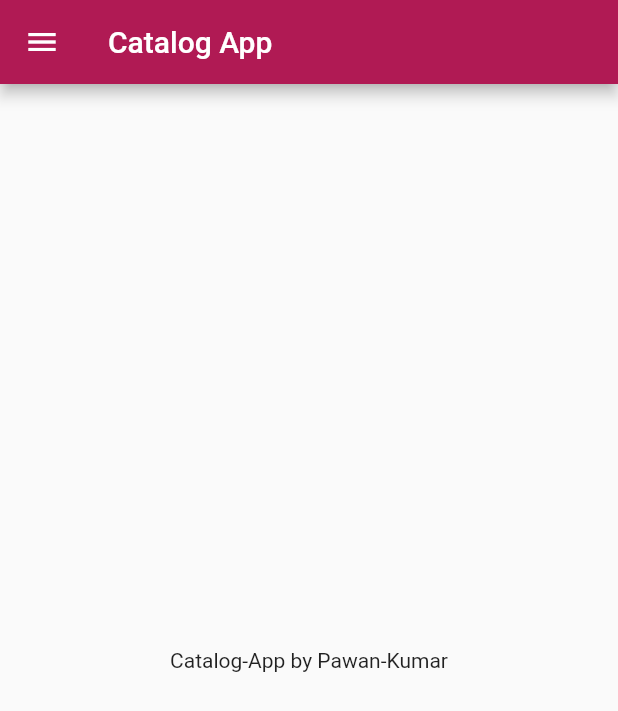
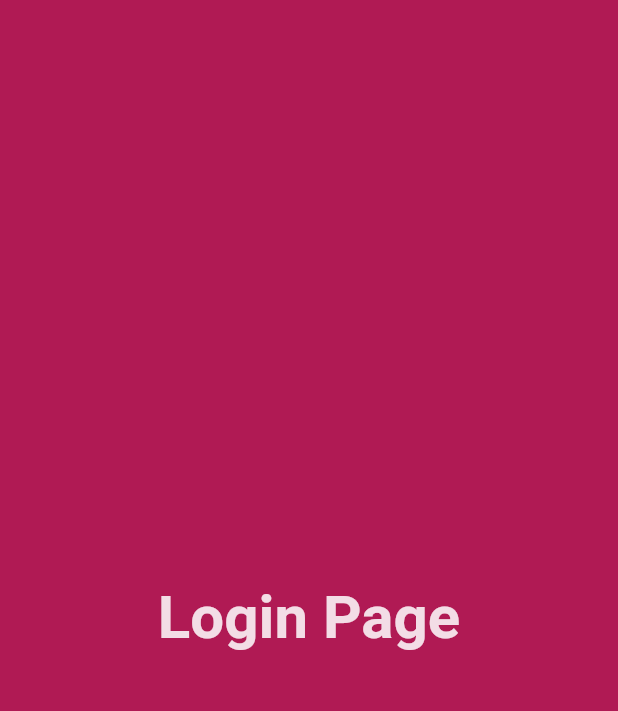
Before and after one commit to muhammadnumanlatif/catalog-app, a Flutter app: the screen it shows after launch, on a phone screen of 412 x 824 dp. Shown: the top 711 px of the screen. Run offline on Flutter 3.47's test engine with Material 2 defaults, Android fonts, the phone set to English and light mode, and no system bars.

Commit message:
Finished13May2021

```diff
--- a/lib/pages/app/app.dart
+++ b/lib/pages/app/app.dart
@@ -8,12 +8,20 @@ class MyApp extends StatelessWidget {
     return MaterialApp(
       debugShowCheckedModeBanner: false,
       title: 'Catalog-App by Pawan-Kumar',
+      themeMode: ThemeMode.light,
       theme: ThemeData(
         primaryColor: CAColor.dark,
         accentColor: CAColor.secondary,
       ),
-      //*Scaffold
-      home: Home(),
+      darkTheme: ThemeData(
+        brightness: Brightness.dark,
+      ),
+      //*routes
+      routes: {
+        "/": (context) => LoginPage(),
+        "/home": (context) => HomePage(),
+        "/login": (context) => LoginPage(),
+      },
     );
   }
 }
--- /dev/null
+++ b/lib/pages/auth/login.dart
@@ -0,0 +1,23 @@
+//*utils
+import '../../utils/utils.dart';
+
+class LoginPage extends StatelessWidget {
+  const LoginPage({Key key}) : super(key: key);
+
+  @override
+  Widget build(BuildContext context) {
+    return Material(
+      color: CAColor.dark,
+      child: Center(
+        child: Text(
+          'Login Page',
+          style: TextStyle(
+            color: CAColor.white,
+            fontSize: 40,
+            fontWeight: FontWeight.bold,
+          ),
+        ),
+      ),
+    );
+  }
+}
--- a/lib/pages/home/home.dart
+++ b/lib/pages/home/home.dart
@@ -1,8 +1,8 @@
 //*utils
 import '../../utils/utils.dart';
 
-class Home extends StatelessWidget {
-  const Home({Key key}) : super(key: key);
+class HomePage extends StatelessWidget {
+  const HomePage({Key key}) : super(key: key);
 
   @override
   Widget build(BuildContext context) {
--- a/lib/pages/pages.dart
+++ b/lib/pages/pages.dart
@@ -3,3 +3,6 @@ export 'app/app.dart';
 
 //*home
 export 'home/home.dart';
+
+//*auth
+export 'auth/login.dart';
```
